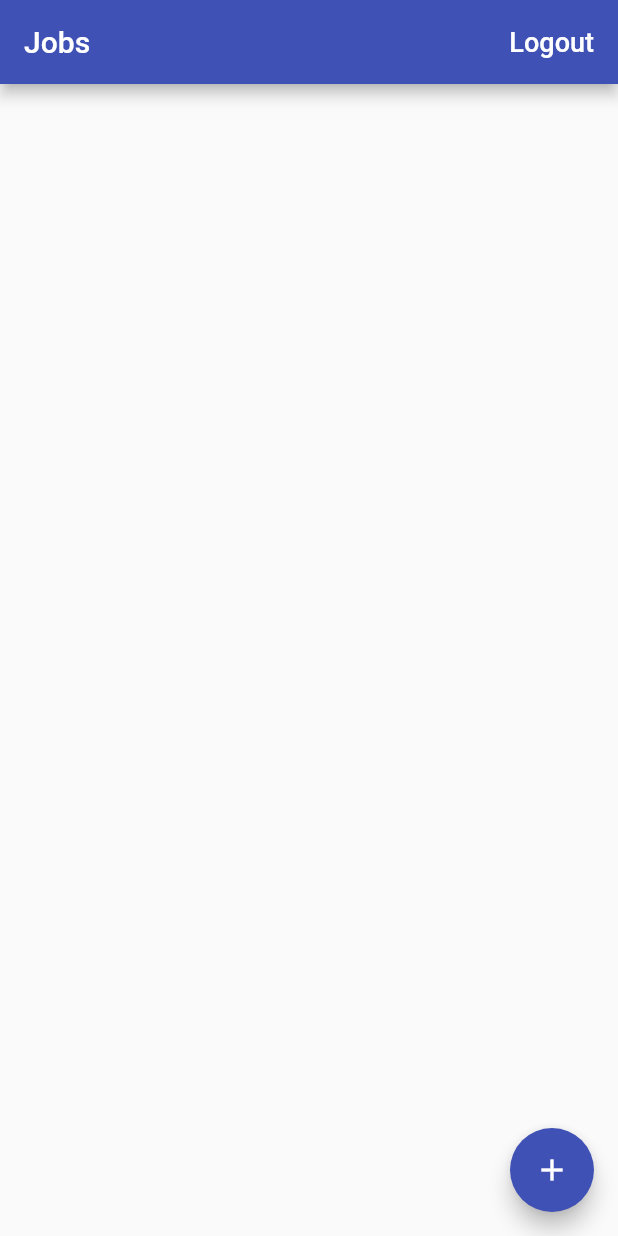
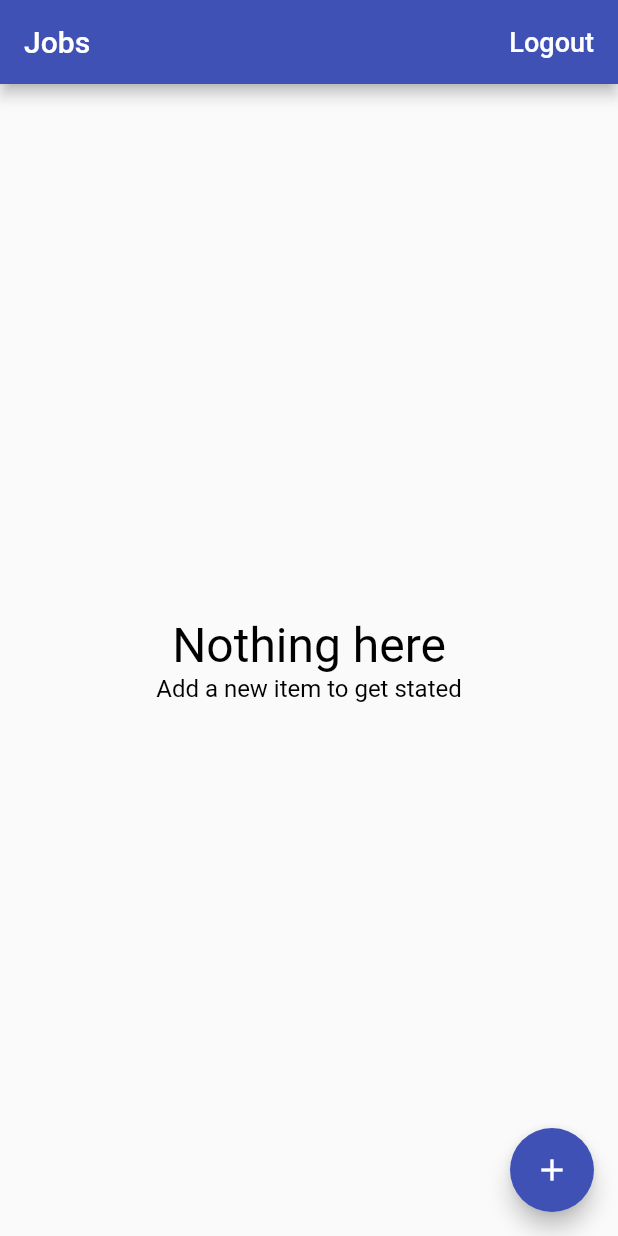
Before and after one commit to ngohongchan/time_tracker_flutter_course, a Flutter app: the screen it shows once a user with an empty profile is signed in, on a phone screen of 412 x 824 dp. Run offline on Flutter 3.47's test engine with Material 2 defaults, Android fonts, the phone set to English and light mode, and no system bars; our stand-ins replace cloud_firestore, firebase_auth, firebase_core, google_sign_in; missing offline and left inert: dart:js, flutter_facebook_auth, flutter_facebook_login_web; accounts and stored records are empty.

Commit message:
add list view

```diff
--- /dev/null
+++ b/lib/app/home/empty_content.dart
@@ -0,0 +1,37 @@
+import 'package:flutter/material.dart';
+
+class EmptyContent extends StatelessWidget {
+  const EmptyContent({
+    Key? key,
+    this.title = 'Nothing here',
+    this.message = 'Add a new item to get stated',
+  }) : super(key: key);
+
+  final String title;
+  final String message;
+
+  @override
+  Widget build(BuildContext context) {
+    return Center(
+      child: Column(
+        mainAxisAlignment: MainAxisAlignment.center,
+        children: [
+          Text(
+            title,
+            style: TextStyle(
+              fontSize: 32.0,
+              color: Colors.black,
+            ),
+          ),
+          Text(
+            message,
+            style: TextStyle(
+              fontSize: 16.0,
+              color: Colors.black,
+            ),
+          )
+        ],
+      ),
+    );
+  }
+}
--- a/lib/app/home/jobs_page.dart
+++ b/lib/app/home/jobs_page.dart
@@ -3,7 +3,9 @@ import 'package:flutter/material.dart';
 import 'package:provider/provider.dart';
 import 'package:time_tracker_flutter_course/app/home/add_job_page.dart';
 import 'package:time_tracker_flutter_course/app/home/edit_job_page.dart';
+import 'package:time_tracker_flutter_course/app/home/empty_content.dart';
 import 'package:time_tracker_flutter_course/app/home/job_list_title.dart';
+import 'package:time_tracker_flutter_course/app/home/list_items_builder.dart';
 import 'package:time_tracker_flutter_course/app/home/models/job.dart';
 import 'package:time_tracker_flutter_course/common_widgets/show_alert_dialog.dart';
 import 'package:time_tracker_flutter_course/common_widgets/show_exeption_alert_dialog.dart';
@@ -37,6 +39,19 @@ class JobsPage extends StatelessWidget {
 
     if (didRequestSignOut == true) {
       _signOut(context);
+    }
+  }
+
+  Future<void> _delete(context, job) async {
+    try {
+      final database = Provider.of<Database>(context, listen: false);
+      await database.deleteJob(job);
+    } on FirebaseException catch (e) {
+      showExceptionAlertDialog(
+        context,
+        title: 'Operation failed',
+        exception: e,
+      );
     }
   }
 
@@ -88,28 +103,47 @@ class JobsPage extends StatelessWidget {
     return StreamBuilder<List<Job?>>(
       stream: database.jobsStream(),
       builder: (context, snapshot) {
-        print(snapshot.hasData);
-        if (snapshot.hasData) {
-          final jobs = snapshot.data;
-          final children = jobs
-              ?.map((e) => JobListTitle(
-                  job: e!, onTap: () => EditJobPage.show(context, job: e)))
-              .toList();
-          print(jobs?.map((e) => Text(e!.name)).toList());
-          return ListView(
-            children: children!,
-          );
-        }
+        return ListItemsBuilder(
+          snapshot: snapshot,
+          itemBuilder: (context, job) => Dismissible(
+            key: Key('job-${job}'),
+            direction: DismissDirection.endToStart,
+            background: Container(color: Colors.red),
+            onDismissed: (direction) => _delete(context, job),
+            child: JobListTitle(
+              job: job as Job,
+              onTap: () => EditJobPage.show(context, job: job),
+            ),
+          ),
+        );
 
-        if (snapshot.hasError) {
-          return Center(
-            child: Text('Some error occurred'),
-          );
-        }
+        // print(snapshot.hasData);
+        // if (snapshot.hasData) {
+        //   final jobs = snapshot.data;
 
-        return Center(
-          child: CircularProgressIndicator(),
-        );
+        //   if (jobs!.isNotEmpty) {
+        //     final children = jobs
+        //         .map((e) => JobListTitle(
+        //             job: e!, onTap: () => EditJobPage.show(context, job: e)))
+        //         .toList();
+        //     print(jobs.map((e) => Text(e!.name)).toList());
+        //     return ListView(
+        //       children: children,
+        //     );
+        //   }
+
+        //   return EmptyContent();
+        // }
+
+        // if (snapshot.hasError) {
+        //   return Center(
+        //     child: Text('Some error occurred'),
+        //   );
+        // }
+
+        // return Center(
+        //   child: CircularProgressIndicator(),
+        // );
       },
     );
   }
--- /dev/null
+++ b/lib/app/home/list_items_builder.dart
@@ -0,0 +1,53 @@
+import 'dart:js';
+
+import 'package:flutter/material.dart';
+import 'package:time_tracker_flutter_course/app/home/empty_content.dart';
+
+typedef ItemWidgetBuilder<T> = Widget Function(BuildContext context, T item);
+
+class ListItemsBuilder<T> extends StatelessWidget {
+  const ListItemsBuilder({
+    Key? key,
+    this.snapshot,
+    this.itemBuilder,
+  }) : super(key: key);
+  final AsyncSnapshot<List<T>>? snapshot;
+  final ItemWidgetBuilder<T>? itemBuilder;
+
+  @override
+  Widget build(BuildContext context) {
+    if (snapshot?.data != null) {
+      final List<T>? items = snapshot?.data;
+
+      if (items!.isNotEmpty) {
+        return _buildList(items);
+      } else {
+        return EmptyContent();
+      }
+    } else if (snapshot!.hasError) {
+      return EmptyContent(
+        title: 'Something went wrong',
+        message: 'Can\'t load items right now',
+      );
+    }
+
+    return Center(
+      child: CircularProgressIndicator(),
+    );
+  }
+
+  Widget _buildList(List<T> items) {
+    return ListView.separated(
+        separatorBuilder: (context, index) => Divider(height: 0.5),
+        itemCount: items.length + 2,
+        itemBuilder: (context, index) {
+          if (index == 0 || index == items.length + 1) {
+            return Container();
+          }
+          return itemBuilder!(
+            context,
+            items[index - 1],
+          );
+        });
+  }
+}
--- a/lib/app/home/models/job.dart
+++ b/lib/app/home/models/job.dart
@@ -5,10 +5,6 @@ class Job {
   final String id;
 
   static Job? fromMap(Map<String, dynamic> data, String documentId) {
-    if (data == null) {
-      return null;
-    }
-
     final String name = data['name'];
     final int ratePerHour = data['ratePerHour'];
 
@@ -21,6 +17,7 @@ class Job {
 
   Map<String, dynamic> toMap() {
     return {
+      'id': id,
       'name': name,
       'ratePerHour': ratePerHour,
     };
--- a/lib/services/database.dart
+++ b/lib/services/database.dart
@@ -5,6 +5,7 @@ import 'package:time_tracker_flutter_course/services/firestore_service.dart';
 abstract class Database {
   Future<void> setJob(Job job);
   Stream<List<Job?>> jobsStream();
+  Future<void> deleteJob(Job job);
 }
 
 String documentIdFromCurrentDate() => DateTime.now().toIso8601String();
@@ -15,6 +16,10 @@ class FireStoreDatabase implements Database {
   final String jobId = 'job_abc';
 
   final _service = FirestoreService.instance;
+
+  @override
+  Future<void> deleteJob(Job job) async =>
+      _service.deleteData(path: APIPath.job(uid, job.id));
 
   @override
   Future<void> setJob(Job job) => _service.setData(
--- a/lib/services/firestore_service.dart
+++ b/lib/services/firestore_service.dart
@@ -8,6 +8,11 @@ class FirestoreService {
     final refernce = FirebaseFirestore.instance.doc(path!);
     print('$path $data');
     await refernce.set(data!);
+  }
+
+  Future<void> deleteData({required String path}) async {
+    final refernce = FirebaseFirestore.instance.doc(path);
+    await refernce.delete();
   }
 
   Stream<List<T>> collections<T>({
```
Also changed, not shown: lib/app/home/edit_job_page.dart (+5 -5 lines).
